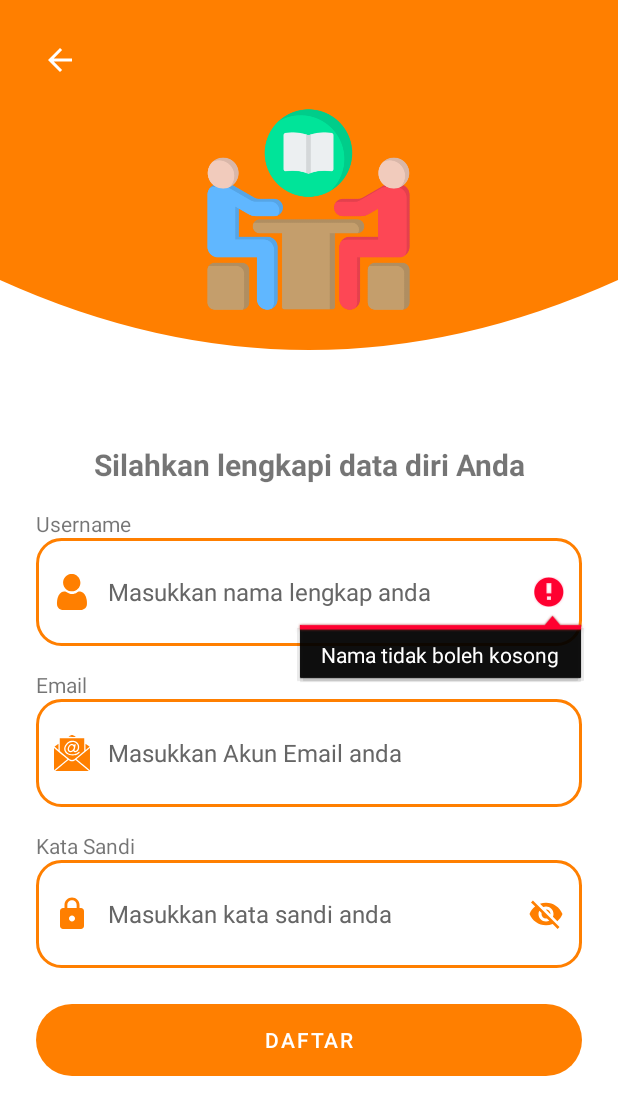
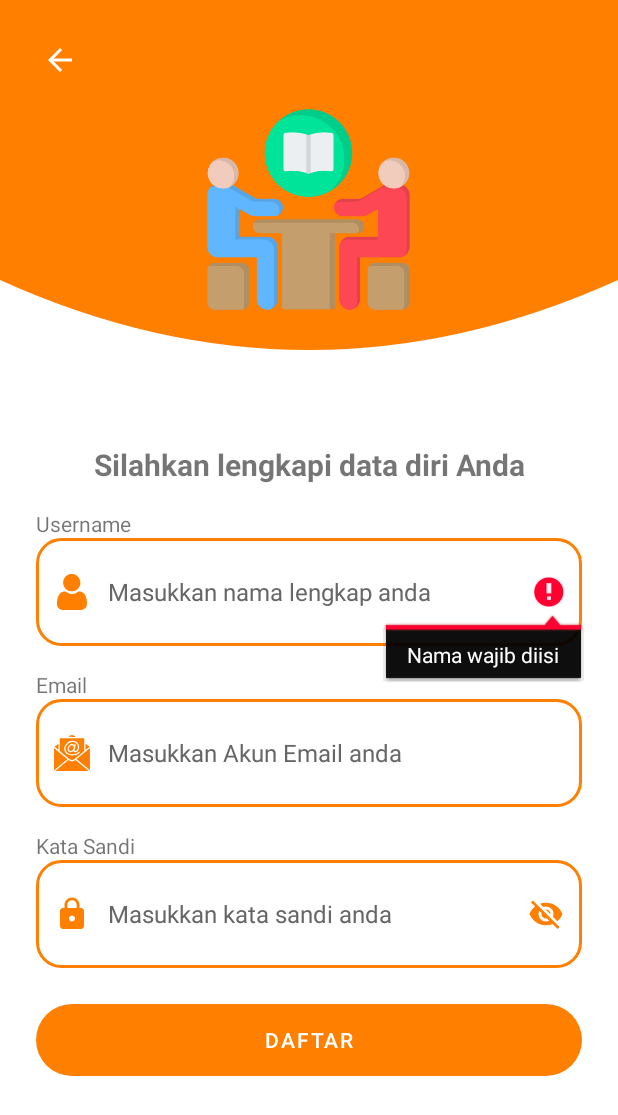
Before and after one commit to shidiqi-coding/story_app_submission, an Android app: the RegisterActivity screen opened directly, with no data from a screen before it, after a tap on "DAFTAR", on a phone screen of 412 x 824 dp. Shown: the top 1115 px of the screen. Run offline under Robolectric (Android 15) with nearby library versions, the phone set to English and light mode, and no system bars.

Commit message:
menambahkan password minimal 8 karakter

```diff
--- a/app/src/main/java/com/dicoding/storyapp/view/authenticator/register/RegisterViewModel.kt
+++ b/app/src/main/java/com/dicoding/storyapp/view/authenticator/register/RegisterViewModel.kt
@@ -1,6 +1,6 @@
 package com.dicoding.storyapp.view.authenticator.register
 
-import androidx.lifecycle.LiveData
+
 import androidx.lifecycle.ViewModel
 import com.dicoding.storyapp.StoryRepository
 
--- a/app/src/main/res/values/strings.xml
+++ b/app/src/main/res/values/strings.xml
@@ -80,6 +80,10 @@
     <string name ="error_message">Terjadi kesalahan </string>
     <string name ="display_camera_failed">Gagal menampilkan kamera</string>
     <string name="upload_image_failed">Gagal mengupload gambar</string>
+    <string name="required_name">Nama wajib diisi</string>
+    <string name="required_email">Email wajib diisi</string>
+    <string name="required_password">Kata Sandi wajib diisi</string>
+    <string name="minimum_password">Password minimal 8 karakter</string>
 
 
 
```
Also changed, not shown: app/src/main/java/com/dicoding/storyapp/view/authenticator/register/RegisterActivity.kt (+10 -5 lines), app/src/main/java/com/dicoding/storyapp/view/newstory/NewStoryActivity.kt (+33 -20 lines), app/src/main/res/layout/activity_new_story.xml (+0 -12 lines), 2 other files.
